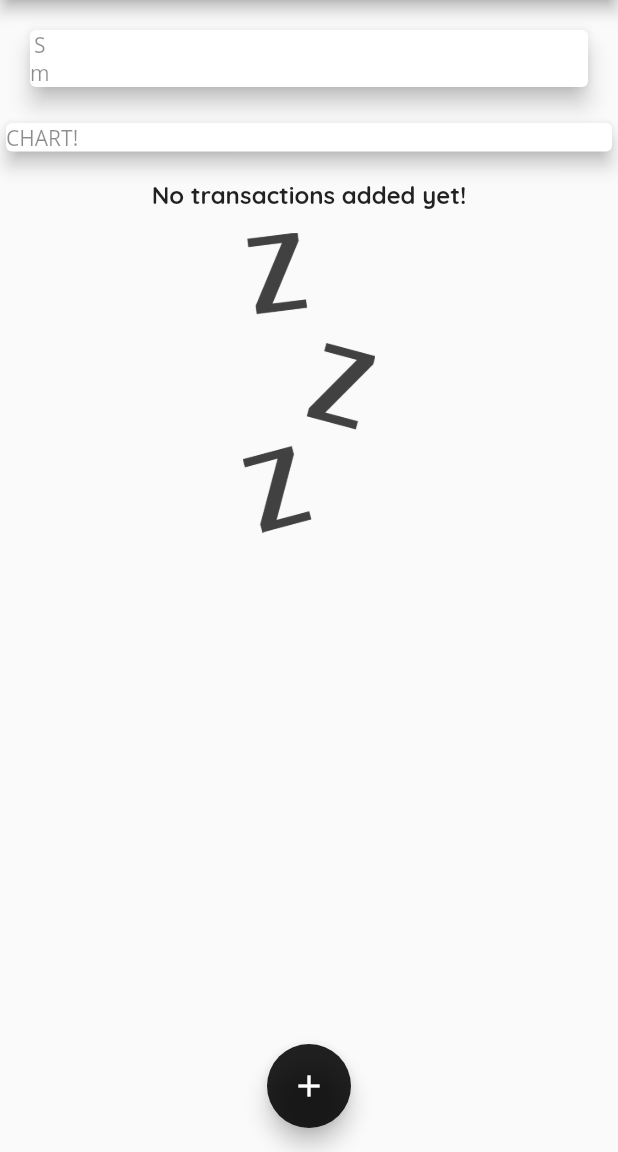
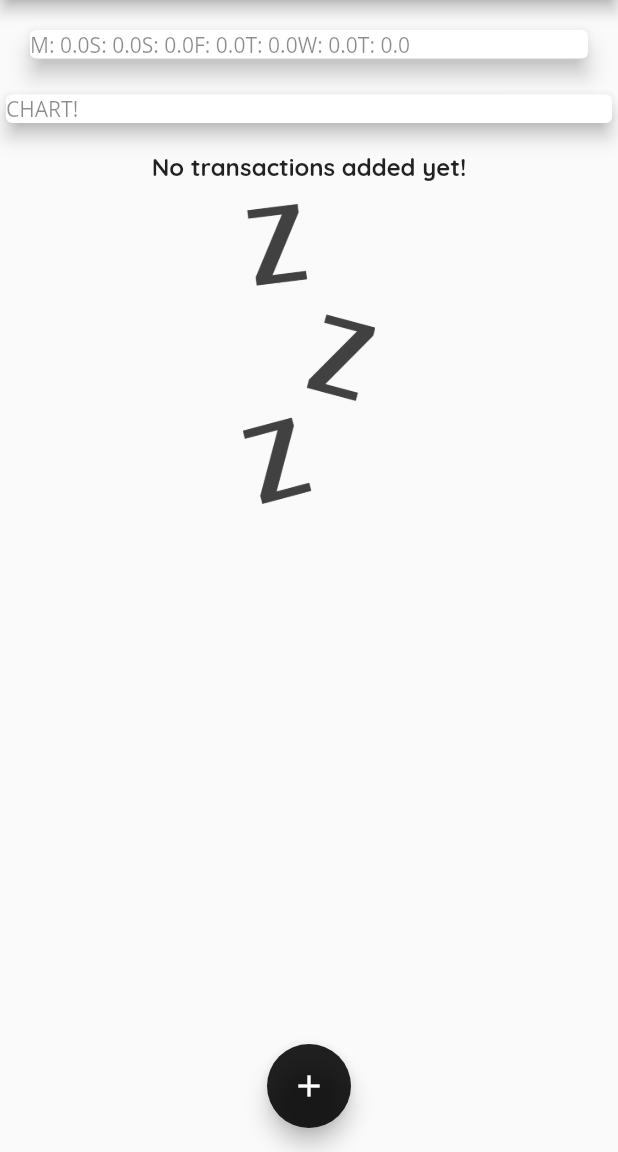
Before and after one commit to GrafSoul/expenses-planner-flutter, a Flutter app: the screen it shows after launch, on a phone screen of 412 x 824 dp, the part 84-1236 px from its top. Run offline on Flutter 3.47's test engine with Material 2 defaults, Android fonts, the phone set to English and light mode, and no system bars.

Commit message:
feat: Added ChartBar widget.

```diff
--- a/lib/widgets/chart.dart
+++ b/lib/widgets/chart.dart
@@ -23,7 +23,7 @@ class Chart extends StatelessWidget {
         }
       }
 
-      return {'day': DateFormat.E().format(weekDay), 'amount': totalSum};
+      return {'day': DateFormat.E().format(weekDay).substring(0, 1), 'amount': totalSum};
     });
   }
 
@@ -33,11 +33,13 @@ class Chart extends StatelessWidget {
       elevation: 6,
       margin: const EdgeInsets.all(20),
       child: Row(
-        children: <Widget>[
-          Column(
-            children: const <Widget>[Text('S'), Text('m')],
-          )
-        ],
+        children: groupedTransactionViews.map((data) {
+          return Text('${data['day']}: ${data['amount']}');
+        }).toList(),
+        // Column(
+        //   children: const <Widget>[Text('S'), Text('m')],
+        // )
+        // ],
       ),
     );
   }
```
Also changed, not shown: lib/widgets/chart_bar.dart (added, +50 -0 lines).
